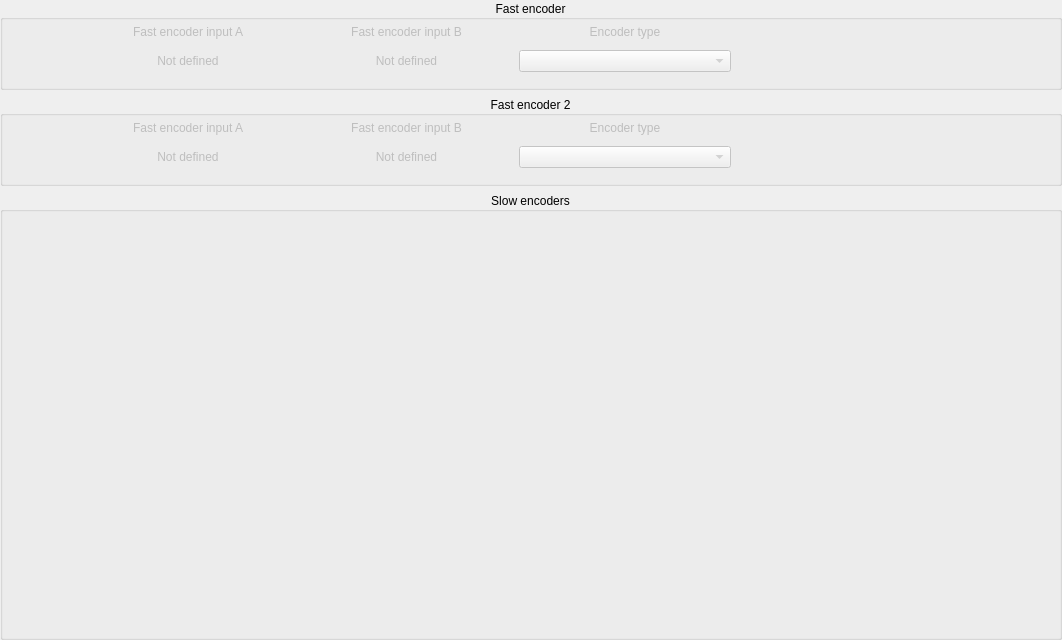
Qt form src/widgets/encoders/encodersconfig.ui (anpeaco/FreeJoyXConfiguratorQt) before a commit.
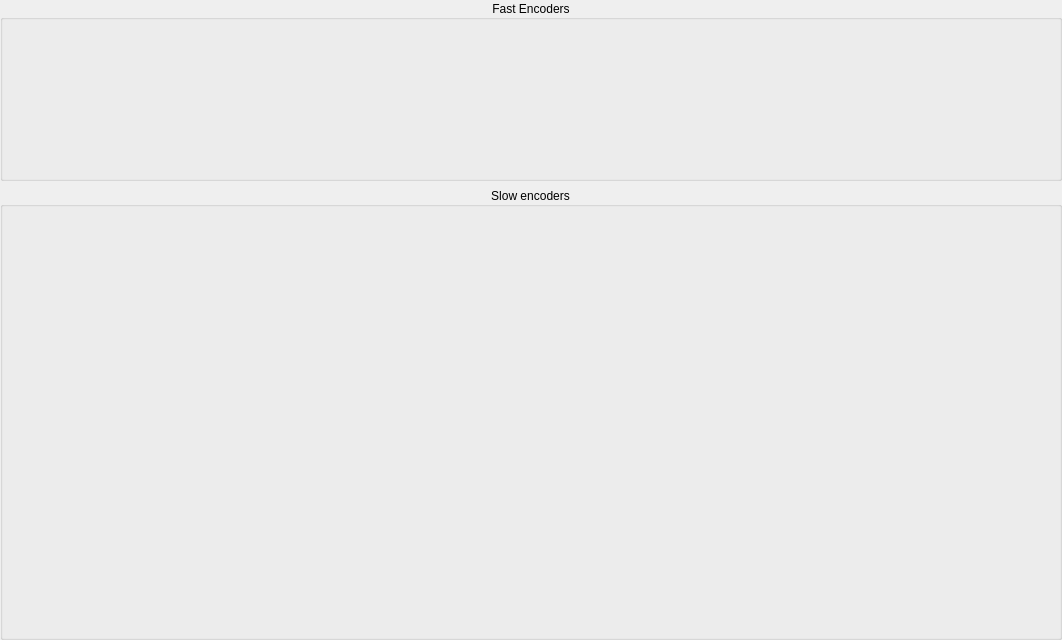
The same form after that commit. Custom widgets are drawn as their Qt base class.

Commit message: Consolidate fast-encoder UI into one section with per-row widgets

What changed in the file:
```diff
--- a/src/widgets/encoders/encodersconfig.ui
+++ b/src/widgets/encoders/encodersconfig.ui
@@ -43,7 +43,7 @@
         <height>640</height>
        </rect>
       </property>
-      <layout class="QVBoxLayout" name="verticalLayout" stretch="1,1,5">
+      <layout class="QVBoxLayout" name="verticalLayout" stretch="2,5">
        <property name="leftMargin">
         <number>0</number>
        </property>
@@ -57,258 +57,29 @@
         <number>0</number>
        </property>
        <item>
-        <widget class="QGroupBox" name="groupBox_FastEncoder">
-         <property name="minimumSize">
-          <size>
-           <width>0</width>
-           <height>90</height>
-          </size>
-         </property>
+        <widget class="QGroupBox" name="groupBox_FastEncoders">
          <property name="styleSheet">
           <string notr="true"/>
          </property>
          <property name="title">
-          <string>Fast encoder</string>
+          <string>Fast Encoders</string>
          </property>
          <property name="alignment">
           <set>Qt::AlignCenter</set>
          </property>
-         <layout class="QGridLayout" name="layoutG_FastEncoder" rowstretch="0,0" columnstretch="3,10,10,10,15">
-          <property name="topMargin">
+         <layout class="QVBoxLayout" name="layoutV_FastEncoders">
+          <property name="leftMargin">
            <number>0</number>
           </property>
-          <property name="bottomMargin">
-           <number>15</number>
-          </property>
-          <property name="verticalSpacing">
-           <number>6</number>
-          </property>
-          <item row="0" column="0" rowspan="2">
-           <widget class="QLabel" name="label_EncoderIndex">
-            <property name="enabled">
-             <bool>false</bool>
-            </property>
-            <property name="text">
-             <string/>
-            </property>
-            <property name="alignment">
-             <set>Qt::AlignCenter</set>
-            </property>
-           </widget>
-          </item>
-          <item row="0" column="1">
-           <widget class="QLabel" name="text_InputA">
-            <property name="enabled">
-             <bool>false</bool>
-            </property>
-            <property name="text">
-             <string>Fast encoder input A</string>
-            </property>
-            <property name="alignment">
-             <set>Qt::AlignCenter</set>
-            </property>
-           </widget>
-          </item>
-          <item row="0" column="2">
-           <widget class="QLabel" name="text_InputB">
-            <property name="enabled">
-             <bool>false</bool>
-            </property>
-            <property name="text">
-             <string>Fast encoder input B</string>
-            </property>
-            <property name="alignment">
-             <set>Qt::AlignCenter</set>
-            </property>
-           </widget>
-          </item>
-          <item row="0" column="3">
-           <widget class="QLabel" name="text_EncoderType">
-            <property name="enabled">
-             <bool>false</bool>
-            </property>
-            <property name="text">
-             <string>Encoder type</string>
-            </property>
-            <property name="alignment">
-             <set>Qt::AlignCenter</set>
-            </property>
-           </widget>
-          </item>
-          <item row="0" column="4">
-           <spacer name="horizontalSpacer">
-            <property name="orientation">
-             <enum>Qt::Horizontal</enum>
-            </property>
-            <property name="sizeHint" stdset="0">
-             <size>
-              <width>303</width>
-              <height>20</height>
-             </size>
-            </property>
-           </spacer>
-          </item>
-          <item row="1" column="1">
-           <widget class="QLabel" name="label_ButtonNumberA">
-            <property name="enabled">
-             <bool>false</bool>
-            </property>
-            <property name="text">
-             <string>Not defined</string>
-            </property>
-            <property name="alignment">
-             <set>Qt::AlignCenter</set>
-            </property>
-           </widget>
-          </item>
-          <item row="1" column="2">
-           <widget class="QLabel" name="label_ButtonNumberB">
-            <property name="enabled">
-             <bool>false</bool>
-            </property>
-            <property name="text">
-             <string>Not defined</string>
-            </property>
-            <property name="alignment">
-             <set>Qt::AlignCenter</set>
-            </property>
-           </widget>
-          </item>
-          <item row="1" column="3">
-           <widget class="CenteredCBox" name="comboBox_EncoderType">
-            <property name="enabled">
-             <bool>false</bool>
-            </property>
-           </widget>
-          </item>
-         </layout>
-        </widget>
-       </item>
-       <item>
-        <widget class="QGroupBox" name="groupBox_FastEncoder2">
-         <property name="minimumSize">
-          <size>
-           <width>0</width>
-           <height>90</height>
-          </size>
-         </property>
-         <property name="styleSheet">
-          <string notr="true"/>
-         </property>
-         <property name="title">
-          <string>Fast encoder 2</string>
-         </property>
-         <property name="alignment">
-          <set>Qt::AlignCenter</set>
-         </property>
-         <layout class="QGridLayout" name="layoutG_FastEncoder2" rowstretch="0,0" columnstretch="3,10,10,10,15">
           <property name="topMargin">
            <number>0</number>
           </property>
+          <property name="rightMargin">
+           <number>0</number>
+          </property>
           <property name="bottomMargin">
-           <number>15</number>
+           <number>0</number>
           </property>
-          <property name="verticalSpacing">
-           <number>6</number>
-          </property>
-          <item row="0" column="0" rowspan="2">
-           <widget class="QLabel" name="label_EncoderIndex2">
-            <property name="enabled">
-             <bool>false</bool>
-            </property>
-            <property name="text">
-             <string/>
-            </property>
-            <property name="alignment">
-             <set>Qt::AlignCenter</set>
-            </property>
-           </widget>
-          </item>
-          <item row="0" column="1">
-           <widget class="QLabel" name="text_InputA2">
-            <property name="enabled">
-             <bool>false</bool>
-            </property>
-            <property name="text">
-             <string>Fast encoder input A</string>
-            </property>
-            <property name="alignment">
-             <set>Qt::AlignCenter</set>
-            </property>
-           </widget>
-          </item>
-          <item row="0" column="2">
-           <widget class="QLabel" name="text_InputB2">
-            <property name="enabled">
-             <bool>false</bool>
-            </property>
-            <property name="text">
-             <string>Fast encoder input B</string>
-            </property>
-            <property name="alignment">
-             <set>Qt::AlignCenter</set>
-            </property>
-           </widget>
-          </item>
-          <item row="0" column="3">
-           <widget class="QLabel" name="text_EncoderType2">
-            <property name="enabled">
-             <bool>false</bool>
-            </property>
-            <property name="text">
-             <string>Encoder type</string>
-            </property>
-            <property name="alignment">
-             <set>Qt::AlignCenter</set>
-            </property>
-           </widget>
-          </item>
-          <item row="0" column="4">
-           <spacer name="horizontalSpacer2">
-            <property name="orientation">
-             <enum>Qt::Horizontal</enum>
-            </property>
-            <property name="sizeHint" stdset="0">
-             <size>
-              <width>303</width>
-              <height>20</height>
-             </size>
-            </property>
-           </spacer>
-          </item>
-          <item row="1" column="1">
-           <widget class="QLabel" name="label_ButtonNumberA2">
-            <property name="enabled">
-             <bool>false</bool>
-            </property>
-            <property name="text">
-             <string>Not defined</string>
-            </property>
-            <property name="alignment">
-             <set>Qt::AlignCenter</set>
-            </property>
-           </widget>
-          </item>
-          <item row="1" column="2">
-           <widget class="QLabel" name="label_ButtonNumberB2">
-            <property name="enabled">
-             <bool>false</bool>
-            </property>
-            <property name="text">
-             <string>Not defined</string>
-            </property>
-            <property name="alignment">
-             <set>Qt::AlignCenter</set>
-            </property>
-           </widget>
-          </item>
-          <item row="1" column="3">
-           <widget class="CenteredCBox" name="comboBox_EncoderType2">
-            <property name="enabled">
-             <bool>false</bool>
-            </property>
-           </widget>
-          </item>
          </layout>
         </widget>
        </item>
```
The commit also changes 6 other files.
